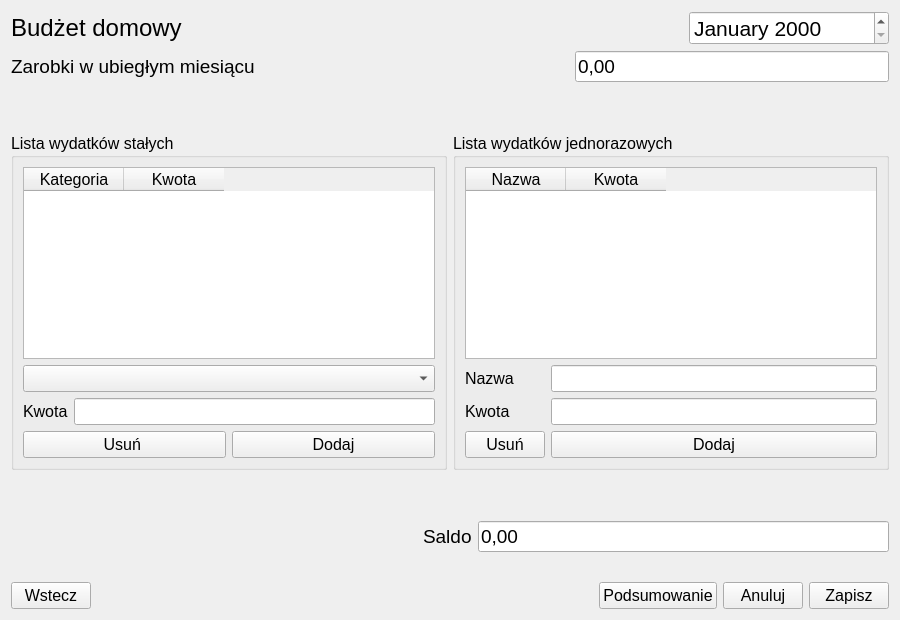
First picture: the form in homebudget/homebudget_form.ui, repository Barto-Paja/GLMoney, before the edit.
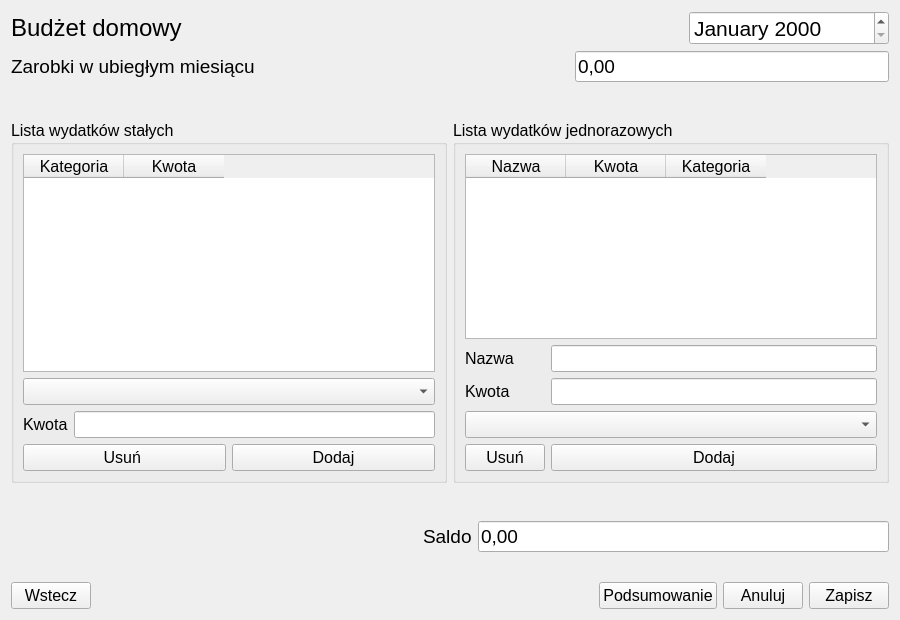
Second picture: the form after the edit. Icons and pictures are not drawn.

```diff
--- a/homebudget/homebudget_form.ui
+++ b/homebudget/homebudget_form.ui
@@ -226,6 +226,11 @@
             <string>Kwota</string>
            </property>
           </column>
+          <column>
+           <property name="text">
+            <string>Kategoria</string>
+           </property>
+          </column>
          </widget>
         </item>
         <item>
@@ -284,6 +289,9 @@
           <item row="0" column="1">
            <widget class="QLineEdit" name="lineEdit_expanseName"/>
           </item>
+          <item row="2" column="0" colspan="2">
+           <widget class="QComboBox" name="comboBox_categoryOneOffExpense"/>
+          </item>
          </layout>
         </item>
        </layout>
```
